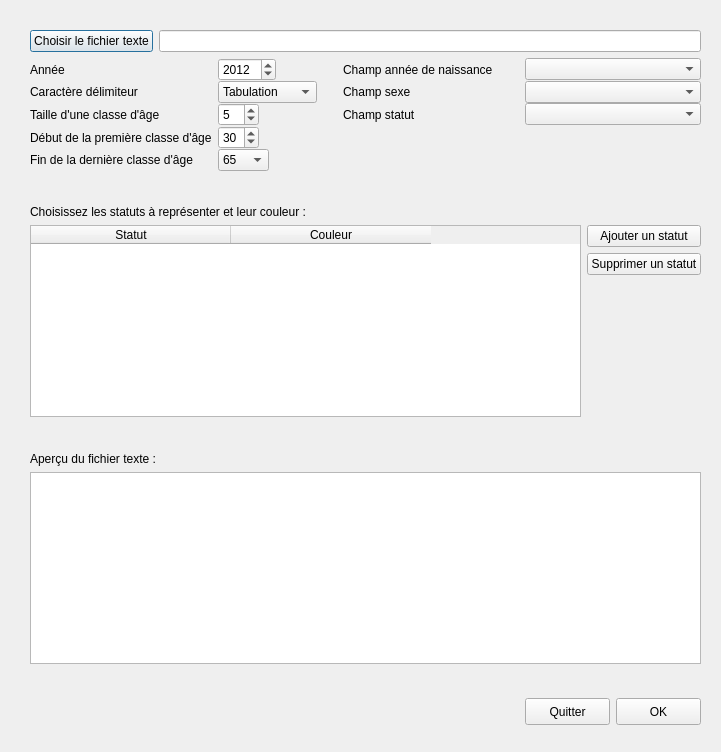
First picture: the form in ui_pyramidage.ui, repository UMR-PASSAGES/pyramidage, before the edit.
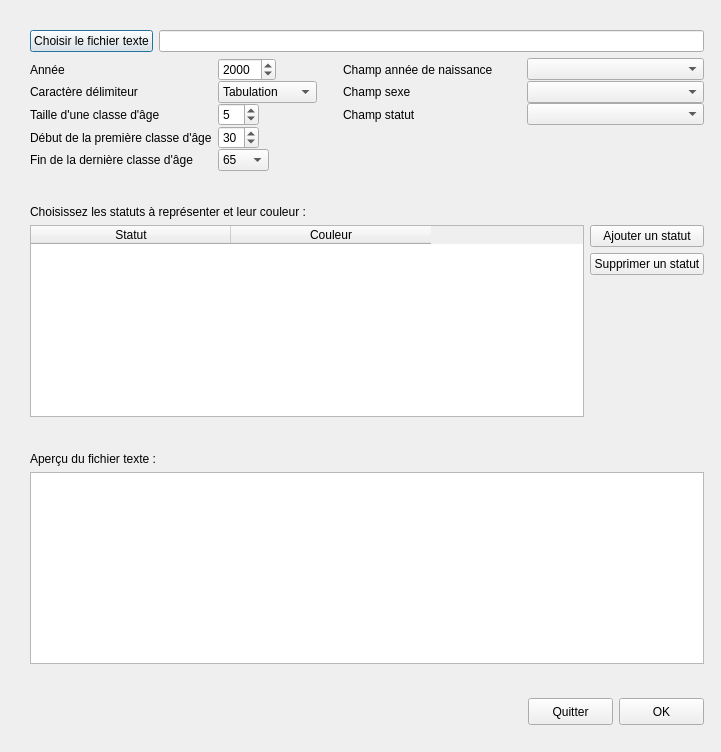
Second picture: the form after the edit.

Commit message: shows current year in spinbox

```diff
--- a/ui_pyramidage.ui
+++ b/ui_pyramidage.ui
@@ -42,7 +42,7 @@
     <rect>
      <x>10</x>
      <y>10</y>
-     <width>711</width>
+     <width>714</width>
      <height>735</height>
     </rect>
    </property>
@@ -108,7 +108,7 @@
            <number>9999</number>
           </property>
           <property name="value">
-           <number>2012</number>
+           <number>2000</number>
           </property>
          </widget>
         </item>
```
The commit also changes 2 other files.
